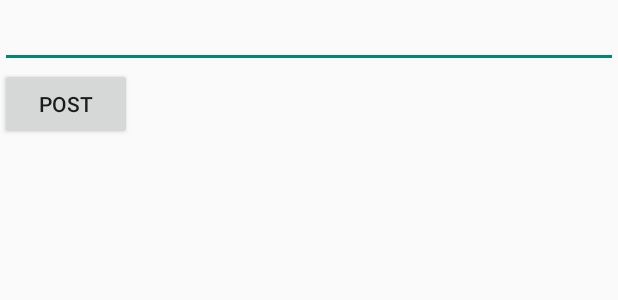
After one commit to I2304/MySimpleTweets, an Android app: the layout activity_compose.xml on its own in the app's theme, with its tools: preview values and no code run, on a phone screen of 412 x 824 dp. The commit adds this screen. Shown: the top 300 px of the screen. Run offline under Robolectric (Android 15) with nearby library versions, the phone set to English and light mode, and no system bars.

Commit message:
Compose tweets!

```diff
--- a/app/src/main/AndroidManifest.xml
+++ b/app/src/main/AndroidManifest.xml
@@ -33,7 +33,8 @@
                     android:scheme="@string/intent_scheme" />
             </intent-filter>
         </activity>
-        <activity android:name=".TimelineActivity"></activity>
+        <activity android:name=".TimelineActivity" />
+        <activity android:name=".ComposeActivity"></activity>
     </application>
 
 </manifest>
--- a/app/src/main/java/com/codepath/apps/restclienttemplate/models/Tweet.java
+++ b/app/src/main/java/com/codepath/apps/restclienttemplate/models/Tweet.java
@@ -3,7 +3,9 @@ package com.codepath.apps.restclienttemplate.models;
 import org.json.JSONException;
 import org.json.JSONObject;
 
-public class Tweet {
+import java.io.Serializable;
+
+public class Tweet implements Serializable{
 
     // list of the attributes
     public String body;
--- a/app/src/main/java/com/codepath/apps/restclienttemplate/models/User.java
+++ b/app/src/main/java/com/codepath/apps/restclienttemplate/models/User.java
@@ -3,7 +3,9 @@ package com.codepath.apps.restclienttemplate.models;
 import org.json.JSONException;
 import org.json.JSONObject;
 
-public class User {
+import java.io.Serializable;
+
+public class User implements Serializable{
     // list of the attributes
     public String name;
     public long uid;
--- /dev/null
+++ b/app/src/main/res/layout/activity_compose.xml
@@ -0,0 +1,24 @@
+<?xml version="1.0" encoding="utf-8"?>
+<RelativeLayout xmlns:android="http://schemas.android.com/apk/res/android"
+    xmlns:app="http://schemas.android.com/apk/res-auto"
+    xmlns:tools="http://schemas.android.com/tools"
+    android:layout_width="match_parent"
+    android:layout_height="match_parent"
+    tools:context=".ComposeActivity">
+
+    <EditText
+        android:id="@+id/et_simple"
+        android:layout_height="wrap_content"
+        android:layout_width="match_parent">
+    </EditText>
+
+    <Button
+        android:id="@+id/btnPost"
+        android:layout_width="wrap_content"
+        android:layout_height="wrap_content"
+        android:layout_alignParentStart="true"
+        android:onClick="onSubmit"
+        android:layout_below="@+id/et_simple"
+        android:text="Post" />
+
+</RelativeLayout>
```
Also changed, not shown: app/src/main/java/com/codepath/apps/restclienttemplate/ComposeActivity.java (+71 -1 lines), app/src/main/java/com/codepath/apps/restclienttemplate/TimelineActivity.java (+28 -0 lines), app/src/main/java/com/codepath/apps/restclienttemplate/TwitterClient.java (+8 -0 lines), app/src/main/res/menu/menu_main.xml (added, +11 -0 lines).
